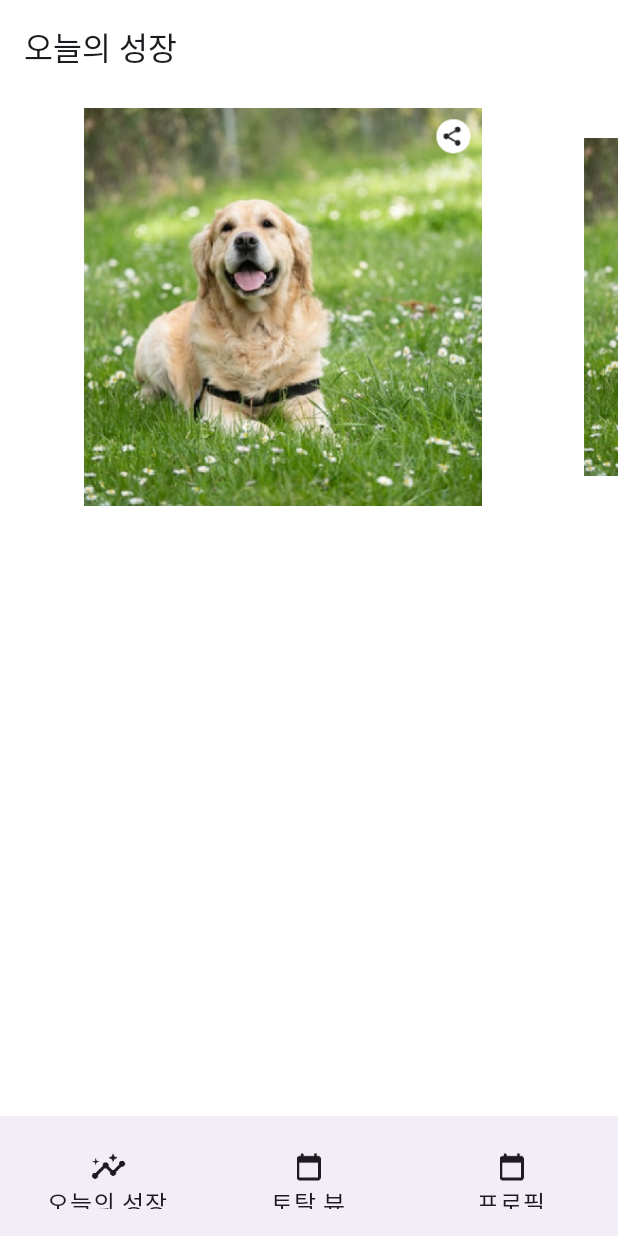
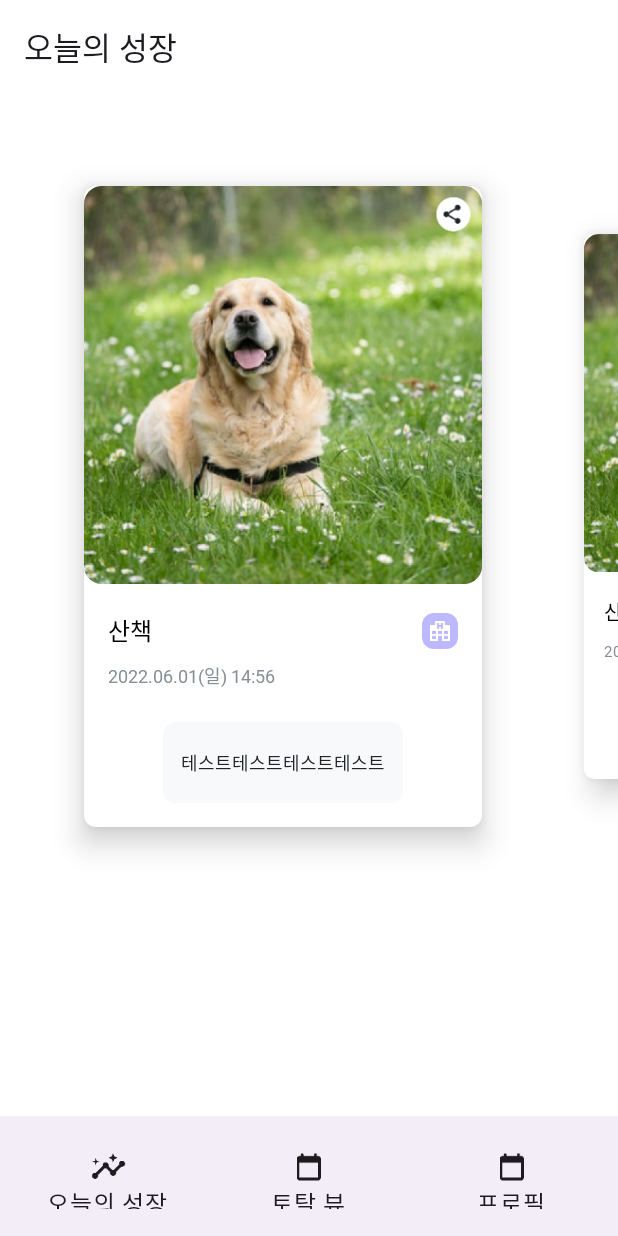
Before and after one commit to c004245/pet-grow-daily, an Android app built with Jetpack Compose: the screen it shows after launch (MainActivity), on a phone screen of 412 x 824 dp. Run offline under Robolectric (Android 15) with nearby library versions, the phone set to English and light mode, and no system bars; our stand-ins replace Dagger/Hilt's generated code, Room's generated code, accompanist; Roboto replaces fonts that are not available here; 1 statement that could not run was skipped.

Commit message:
chore: viewpager item set

```diff
--- a/app/src/main/java/com/example/pet_grow_daily/core/designsystem/theme/Color.kt
+++ b/app/src/main/java/com/example/pet_grow_daily/core/designsystem/theme/Color.kt
@@ -4,9 +4,11 @@ import androidx.compose.ui.graphics.Color
 
 val Gray900 = Color(0xFF111111)
 val purple6C = Color(0xFF6C63FF)
+val purpleE6 = Color(0xE6B6B1FF);
 val purpleC4 = Color(0xFFC4C1FF)
 val grayDE = Color(0xFFDEE2E6)
 val gray86 = Color(0xFF868E96)
 val black21 = Color(0xFF212529)
 val grayAD = Color(0xFFADB5BD)
 val grayf1 = Color(0xFFF1F3F5)
+val grayF8 = Color(0xFfF8F9FA)
--- a/app/src/main/java/com/example/pet_grow_daily/feature/home/HomeRoute.kt
+++ b/app/src/main/java/com/example/pet_grow_daily/feature/home/HomeRoute.kt
@@ -6,29 +6,32 @@ import androidx.compose.foundation.layout.Arrangement
 import androidx.compose.foundation.layout.Box
 import androidx.compose.foundation.layout.Column
 import androidx.compose.foundation.layout.PaddingValues
+import androidx.compose.foundation.layout.Row
+import androidx.compose.foundation.layout.Spacer
 import androidx.compose.foundation.layout.aspectRatio
 import androidx.compose.foundation.layout.fillMaxHeight
 import androidx.compose.foundation.layout.fillMaxSize
 import androidx.compose.foundation.layout.fillMaxWidth
 import androidx.compose.foundation.layout.height
-import androidx.compose.foundation.layout.navigationBarsPadding
 import androidx.compose.foundation.layout.padding
 import androidx.compose.foundation.layout.size
-import androidx.compose.foundation.layout.statusBarsPadding
+import androidx.compose.foundation.layout.width
+import androidx.compose.foundation.layout.wrapContentHeight
 import androidx.compose.foundation.lazy.LazyRow
 import androidx.compose.foundation.lazy.itemsIndexed
 import androidx.compose.foundation.lazy.rememberLazyListState
+import androidx.compose.foundation.shape.RoundedCornerShape
 import androidx.compose.material3.Text
 import androidx.compose.runtime.Composable
 import androidx.compose.runtime.derivedStateOf
 import androidx.compose.runtime.getValue
-import androidx.compose.runtime.mutableStateOf
 import androidx.compose.runtime.remember
 import androidx.compose.runtime.rememberCoroutineScope
-import androidx.compose.runtime.setValue
 import androidx.compose.ui.Alignment
 import androidx.compose.ui.Modifier
+import androidx.compose.ui.draw.clip
 import androidx.compose.ui.draw.drawBehind
+import androidx.compose.ui.draw.shadow
 import androidx.compose.ui.geometry.CornerRadius
 import androidx.compose.ui.graphics.Color
 import androidx.compose.ui.graphics.PathEffect
@@ -36,18 +39,20 @@ import androidx.compose.ui.graphics.drawscope.Stroke
 import androidx.compose.ui.graphics.graphicsLayer
 import androidx.compose.ui.layout.ContentScale
 import androidx.compose.ui.platform.LocalContext
-import androidx.compose.ui.platform.LocalDensity
 import androidx.compose.ui.res.painterResource
 import androidx.compose.ui.res.stringResource
-import androidx.compose.ui.text.style.TextAlign
 import androidx.compose.ui.unit.Dp
 import androidx.compose.ui.unit.dp
+import androidx.compose.ui.unit.sp
 import androidx.hilt.navigation.compose.hiltViewModel
 import androidx.lifecycle.compose.LocalLifecycleOwner
 import com.example.pet_grow_daily.R
 import com.example.pet_grow_daily.core.designsystem.component.topappbar.CommonTopBar
+import com.example.pet_grow_daily.core.designsystem.theme.black21
 import com.example.pet_grow_daily.core.designsystem.theme.gray86
 import com.example.pet_grow_daily.core.designsystem.theme.grayDE
+import com.example.pet_grow_daily.core.designsystem.theme.grayF8
+import com.example.pet_grow_daily.core.designsystem.theme.purpleE6
 import com.example.pet_grow_daily.ui.theme.PetgrowTheme
 import kotlin.math.absoluteValue
 
@@ -91,7 +96,10 @@ fun HomeScreen(
 
             }
         )
-        CustomTodayGrowViewPager(items = imageList)
+        CustomTodayGrowViewPager(
+            modifier = Modifier.padding(top = 52.dp),
+            items = imageList
+        )
 //        EmptyTodayGrowRecordWidget(
 //            modifier = Modifier.padding(40.dp),
 //            isFullHeight = true
@@ -152,7 +160,7 @@ fun EmptyTodayGrowRecordWidget(
 
 
 @Composable
-fun CustomTodayGrowViewPager(items: List<Int>) {
+fun CustomTodayGrowViewPager(modifier: Modifier, items: List<Int>) {
 
     val listState = rememberLazyListState()
 
@@ -171,11 +179,11 @@ fun CustomTodayGrowViewPager(items: List<Int>) {
         state = listState,
         contentPadding = PaddingValues(horizontal = 40.dp),
         horizontalArrangement = Arrangement.spacedBy(16.dp),
-        modifier = Modifier.fillMaxWidth()
+        modifier = modifier.fillMaxWidth(),
+        verticalAlignment = Alignment.Top
     ) {
         itemsIndexed(items) { index, item ->
             Box(
-                contentAlignment = Alignment.Center,
                 modifier = Modifier
                     .graphicsLayer {
                         val scale = 1f - (currentPage - index).absoluteValue * 0.15f
@@ -184,16 +192,91 @@ fun CustomTodayGrowViewPager(items: List<Int>) {
                     }
                     .padding(16.dp)
                     .fillParentMaxWidth(0.8f)
-                    .aspectRatio(1f)
+                    .wrapContentHeight()
+                    .shadow(
+                        elevation = 12.dp,
+                        shape = RoundedCornerShape(8.dp),
+                        clip = false
+                    )
+                    .background(Color.White, RoundedCornerShape(8.dp))
 
             ) {
-                Image(
-                    painter = painterResource(id = item), // 이미지 리소스
-                    contentDescription = null,
-                    contentScale = ContentScale.Crop,
-                    modifier = Modifier.fillMaxSize()
-                )
+                Column(
+                    modifier = Modifier.fillMaxWidth().wrapContentHeight()
+                ) {
+                    Image(
+                        painter = painterResource(id = item), // 이미지 리소스
+                        contentDescription = null,
+                        contentScale = ContentScale.Crop,
+                        modifier = Modifier
+                            .fillMaxWidth()
+                            .aspectRatio(1f) // 1:1 비율
+                            .clip(RoundedCornerShape(12.dp)) //
+                    )
+                    Spacer(modifier = Modifier.height(16.dp))
+                    TodayCardDescription()
+
+
+                }
             }
         }
     }
 }
+
+@Composable
+fun TodayCardDescription() {
+    Column(
+        modifier = Modifier.padding(horizontal = 16.dp).wrapContentHeight(),
+
+        ) {
+        Row(
+            modifier = Modifier
+                .fillMaxWidth(),
+            verticalAlignment = Alignment.CenterVertically
+        ) {
+            Text(
+                text = "산책", // 제목 텍스트
+                color = Color.Black,
+                fontSize = 16.sp,
+                style = PetgrowTheme.typography.bold,
+                modifier = Modifier.weight(1f)
+            )
+            Box(
+                modifier = Modifier
+                    .width(24.dp)
+                    .aspectRatio(1f)
+                    .clip(RoundedCornerShape(8.dp))
+                    .background(purpleE6),
+                contentAlignment = Alignment.Center
+            ) {
+                Image(
+                    painter = painterResource(id = R.drawable.ic_hospital_select),
+                    contentDescription = null,
+                    modifier = Modifier.size(16.dp),
+                )
+            }
+        }
+        Text(
+            text = "2022.06.01(일) 14:56",
+            color = gray86,
+            fontSize = 12.sp,
+            style = PetgrowTheme.typography.medium,
+        )
+        Spacer(modifier = Modifier.height(16.dp))
+        Box(
+            modifier = Modifier.clip(RoundedCornerShape(8.dp))
+                .background(grayF8)
+                .align(Alignment.CenterHorizontally)
+        ) {
+            Text(
+                modifier = Modifier.padding(12.dp),
+                text = "테스트테스트테스트테스트",
+                color = black21,
+                fontSize = 12.sp,
+                style = PetgrowTheme.typography.regular
+            )
+        }
+        Spacer(modifier = Modifier.height(16.dp))
+
+    }
+}
```
